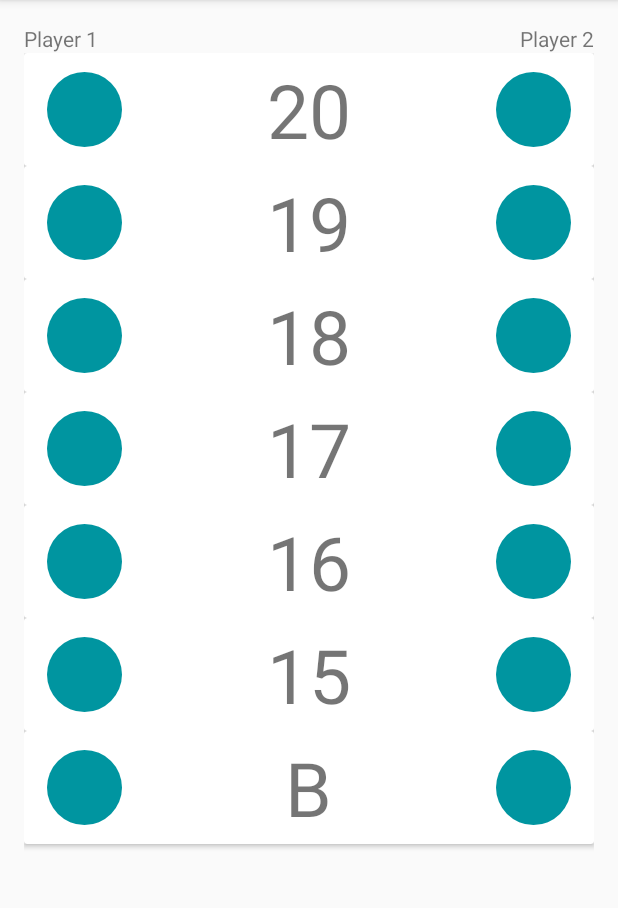
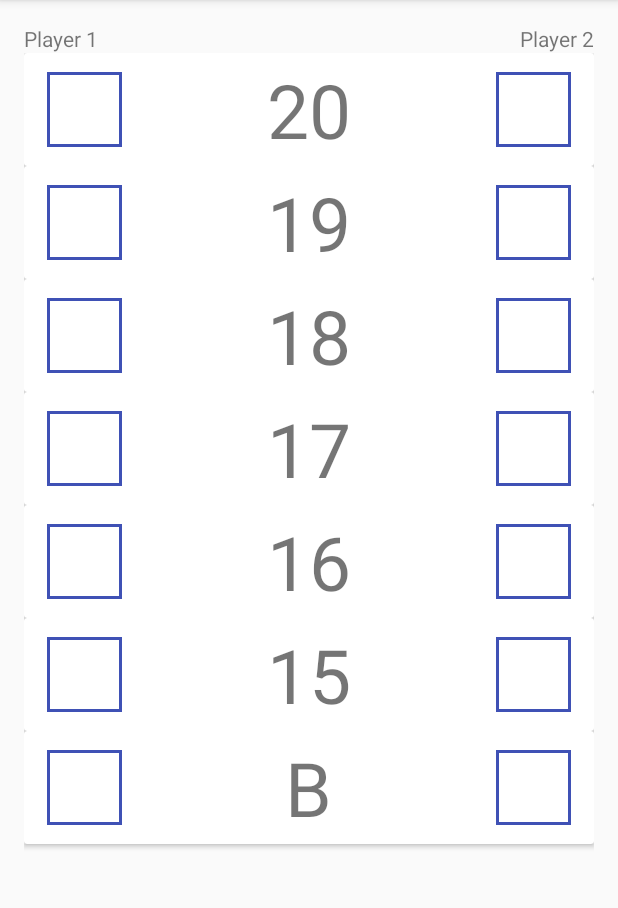
Before and after one commit to jakewilson801/RxCricket, an Android app: the screen it shows after launch (ScoreActivity), on a phone screen of 412 x 824 dp, the part 84-992 px from its top. Run offline under Robolectric (Android 15) with nearby library versions, the phone set to English and light mode, and no system bars; libraries missing offline, so code that uses them is left out: com.facebook.rebound; 3 statements that could not run were skipped.

```diff
--- a/app/build.gradle
+++ b/app/build.gradle
@@ -9,6 +9,7 @@ android {
     defaultConfig {
         applicationId "me.jakewilson.rxcricket"
         minSdkVersion 21
+        vectorDrawables.useSupportLibrary = true
         targetSdkVersion 23
         versionCode 1
         versionName "1.0"
@@ -30,6 +31,7 @@ dependencies {
     compile 'com.android.support:appcompat-v7:23.2.0'
     compile 'com.android.support:cardview-v7:23.2.0'
     compile 'com.android.support:recyclerview-v7:23.2.0'
+    compile 'com.facebook.rebound:rebound:0.3.8'
     compile "org.jetbrains.kotlin:kotlin-stdlib:$kotlin_version"
 }
 
--- a/app/src/main/java/me/jakewilson/rxcricket/ScoreAdapter.kt
+++ b/app/src/main/java/me/jakewilson/rxcricket/ScoreAdapter.kt
@@ -3,8 +3,13 @@ package me.jakewilson.rxcricket
 import android.graphics.drawable.LayerDrawable
 import android.support.v7.widget.RecyclerView
 import android.view.LayoutInflater
+import android.view.MotionEvent
 import android.view.View
 import android.view.ViewGroup
+import com.facebook.rebound.SimpleSpringListener
+import com.facebook.rebound.Spring
+import com.facebook.rebound.SpringSystem
+import com.facebook.rebound.SpringUtil
 import kotlinx.android.synthetic.main.score_item.view.*
 
 /**
@@ -16,32 +21,42 @@ class ScoreAdapter : RecyclerView.Adapter<ScoreAdapter.ScoreViewHolder>() {
 
     enum class STRIKE_LEVEL { NONE, FIRST, SECOND, THIRD }
 
-
     data class ScoreItem(var strikeP1: STRIKE_LEVEL, var strikeP2: STRIKE_LEVEL, val label: String, val score: Int)
 
     override fun getItemCount(): Int = scores.size
 
-    override fun onCreateViewHolder(parent: ViewGroup, itemType: Int): ScoreViewHolder {
-        return ScoreViewHolder(LayoutInflater.from(parent.context).inflate(R.layout.score_item, parent, false))
-    }
+    override fun onCreateViewHolder(parent: ViewGroup, itemType: Int): ScoreViewHolder = ScoreViewHolder(LayoutInflater.from(parent.context).inflate(R.layout.score_item, parent, false))
 
-    override fun onBindViewHolder(holder: ScoreViewHolder, position: Int) {
-        holder.bindScore(scores[position], this)
-    }
+    override fun onBindViewHolder(holder: ScoreViewHolder, position: Int) = holder.bindScore(scores[position], this)
 
     class ScoreViewHolder(view: View) : RecyclerView.ViewHolder(view) {
         fun bindScore(score: ScoreAdapter.ScoreItem, adapter: ScoreAdapter) {
             with(score) {
+                val springSystem = SpringSystem.create()
+                val springListener = DartsSpringListener(score, adapter)
+                val scaleSpring = springSystem.createSpring()
+                scaleSpring.addListener(springListener)
                 itemView.which_target.text = score.label
-                val layer = (itemView.context.resources.getDrawable(R.drawable.chalk_marks) as LayerDrawable)
-                processStrikeImage(score.strikeP1, layer)
-                processStrikeImage(score.strikeP2, layer)
-                itemView.player_one_score.background = layer
-                itemView.player_two_score.background = layer
+                val layer1 = (itemView.context.resources.getDrawable(R.drawable.chalk_marks) as LayerDrawable)
+                val layer2 = (itemView.context.resources.getDrawable(R.drawable.chalk_marks) as LayerDrawable)
+                processStrikeImage(score.strikeP1, layer1)
+                processStrikeImage(score.strikeP2, layer2)
+                itemView.player_one_score.background = layer1
+                itemView.player_two_score.background = layer2
 
                 itemView.player_one_score.setOnClickListener {
-                    score.strikeP1 = incrementClick(score.strikeP1)
-                    adapter.notifyDataSetChanged()
+
+                }
+
+                itemView.player_one_score.setOnTouchListener {
+                    view, motionEvent ->
+                    when (motionEvent.action) {
+                        MotionEvent.ACTION_DOWN -> scaleSpring.endValue = 1.0
+                        MotionEvent.ACTION_UP -> scaleSpring.endValue = 0.0
+                        MotionEvent.ACTION_CANCEL -> scaleSpring.endValue = 0.0
+
+                    }
+                    true
                 }
 
                 itemView.player_two_score.setOnClickListener {
@@ -66,28 +81,55 @@ class ScoreAdapter : RecyclerView.Adapter<ScoreAdapter.ScoreViewHolder>() {
                     //NO OP
                 }
             }
-            return STRIKE_LEVEL.NONE
+            return STRIKE_LEVEL.THIRD;
         }
 
 
         fun processStrikeImage(strike: STRIKE_LEVEL, score: LayerDrawable) {
             when (strike) {
                 STRIKE_LEVEL.NONE -> {
-                    //                score.findDrawableByLayerId(R.id.first_strike).alpha = 0
-                    //                score.findDrawableByLayerId(R.id.second_strike).alpha = 0
-                    //                score.findDrawableByLayerId(R.id.third_strike).alpha = 0
+                    score.findDrawableByLayerId(R.id.empty).alpha = 255
+                    score.findDrawableByLayerId(R.id.first_strike).alpha = 0
+                    score.findDrawableByLayerId(R.id.second_strike).alpha = 0
+                    score.findDrawableByLayerId(R.id.third_strike).alpha = 0
                 }
                 STRIKE_LEVEL.FIRST -> {
+                    score.findDrawableByLayerId(R.id.empty).alpha = 0
+                    score.findDrawableByLayerId(R.id.first_strike).alpha = 255
                     score.findDrawableByLayerId(R.id.second_strike).alpha = 0
                     score.findDrawableByLayerId(R.id.third_strike).alpha = 0
                 }
                 STRIKE_LEVEL.SECOND -> {
+                    score.findDrawableByLayerId(R.id.empty).alpha = 0
+                    score.findDrawableByLayerId(R.id.first_strike).alpha = 255
+                    score.findDrawableByLayerId(R.id.second_strike).alpha = 255
                     score.findDrawableByLayerId(R.id.third_strike).alpha = 0
                 }
-                else -> {
-                    // NO OP
+                STRIKE_LEVEL.THIRD -> {
+                    score.findDrawableByLayerId(R.id.empty).alpha = 0
+                    score.findDrawableByLayerId(R.id.first_strike).alpha = 255
+                    score.findDrawableByLayerId(R.id.second_strike).alpha = 255
+                    score.findDrawableByLayerId(R.id.third_strike).alpha = 255
                 }
             }
          }
+
+        inner class DartsSpringListener(score: ScoreItem, scoreAdapter: ScoreAdapter) : SimpleSpringListener() {
+            val score = score
+            val scoreAdapter = scoreAdapter
+            override fun onSpringUpdate(spring: Spring){
+                var mappedValue = SpringUtil.mapValueFromRangeToRange(spring.currentValue, 0.0, 1.0, 1.0, 0.5)
+                itemView.player_one_score.scaleX = mappedValue.toFloat()
+                itemView.player_one_score.scaleY = mappedValue.toFloat()
+
+            }
+
+            override fun onSpringAtRest(spring: Spring){
+                score.strikeP1 = incrementClick(score.strikeP1)
+                scoreAdapter.notifyDataSetChanged()
+            }
+
+
+        }
     }
 }
--- a/app/src/main/res/drawable/chalk_marks.xml
+++ b/app/src/main/res/drawable/chalk_marks.xml
@@ -1,5 +1,18 @@
 <?xml version="1.0" encoding="utf-8"?>
 <layer-list xmlns:android="http://schemas.android.com/apk/res/android">
+    <item android:id="@+id/empty">
+        <shape
+            android:innerRadius="0dp"
+            android:shape="rectangle"
+            android:thicknessRatio="2"
+            android:useLevel="false">
+            <solid android:color="@android:color/transparent" />
+
+            <stroke
+                android:width="2dp"
+                android:color="@color/strike_one" />
+        </shape>
+    </item>
     <item android:id="@+id/first_strike">
         <rotate android:fromDegrees="45">
             <shape android:shape="line">
@@ -20,11 +33,22 @@
             </shape>
         </rotate>
     </item>
+    <item android:id="@+id/third_strike">
+        <!--<shape android:shape="oval">-->
+        <!--<gradient android:startColor="@color/strike_one" android:endColor="@color/strike_one"-->
+        <!--android:angle="270"/>-->
+        <!--</shape>-->
+        <shape
+            android:innerRadius="0dp"
+            android:shape="ring"
+            android:thicknessRatio="2"
+            android:useLevel="false">
+            <solid android:color="@android:color/transparent" />
 
-    <item android:id="@+id/third_strike">
-        <shape android:shape="oval">
-            <gradient android:startColor="@color/strike_one" android:endColor="@color/strike_one"
-                android:angle="270"/>
+            <stroke
+                android:width="2dp"
+                android:color="@color/strike_one" />
         </shape>
+
     </item>
 </layer-list>
--- a/app/src/main/res/values/colors.xml
+++ b/app/src/main/res/values/colors.xml
@@ -3,5 +3,5 @@
     <color name="colorPrimary">#3F51B5</color>
     <color name="colorPrimaryDark">#303F9F</color>
     <color name="colorAccent">#FF4081</color>
-    <color name="strike_one">#0095A0</color>
+    <color name="strike_one">#3F51B5</color>
 </resources>
```
Also changed, not shown: app/src/main/res/drawable/ic_create_black_24dp.xml (added, +9 -0 lines), app/src/main/res/layout/spring_score.xml (added, +15 -0 lines).
